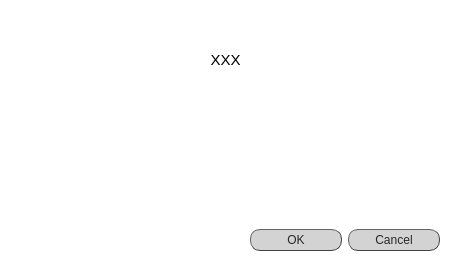
Qt form src/gui/ui/prompt_ok_cancel.ui (jsanchez679/morphoHeart) before a commit.
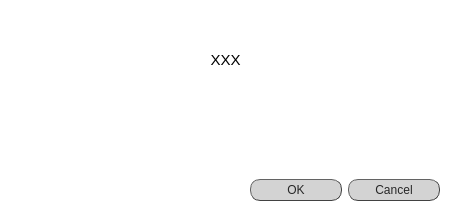
The same form after that commit.

Diff of the .ui file:
```diff
--- a/src/gui/ui/prompt_ok_cancel.ui
+++ b/src/gui/ui/prompt_ok_cancel.ui
@@ -7,7 +7,7 @@
     <x>0</x>
     <y>0</y>
     <width>451</width>
-    <height>260</height>
+    <height>210</height>
    </rect>
   </property>
   <property name="windowTitle">
@@ -70,13 +70,13 @@
      <property name="minimumSize">
       <size>
        <width>0</width>
-       <height>150</height>
+       <height>100</height>
       </size>
      </property>
      <property name="maximumSize">
       <size>
        <width>16777215</width>
-       <height>150</height>
+       <height>16777215</height>
       </size>
      </property>
      <property name="styleSheet">
```
